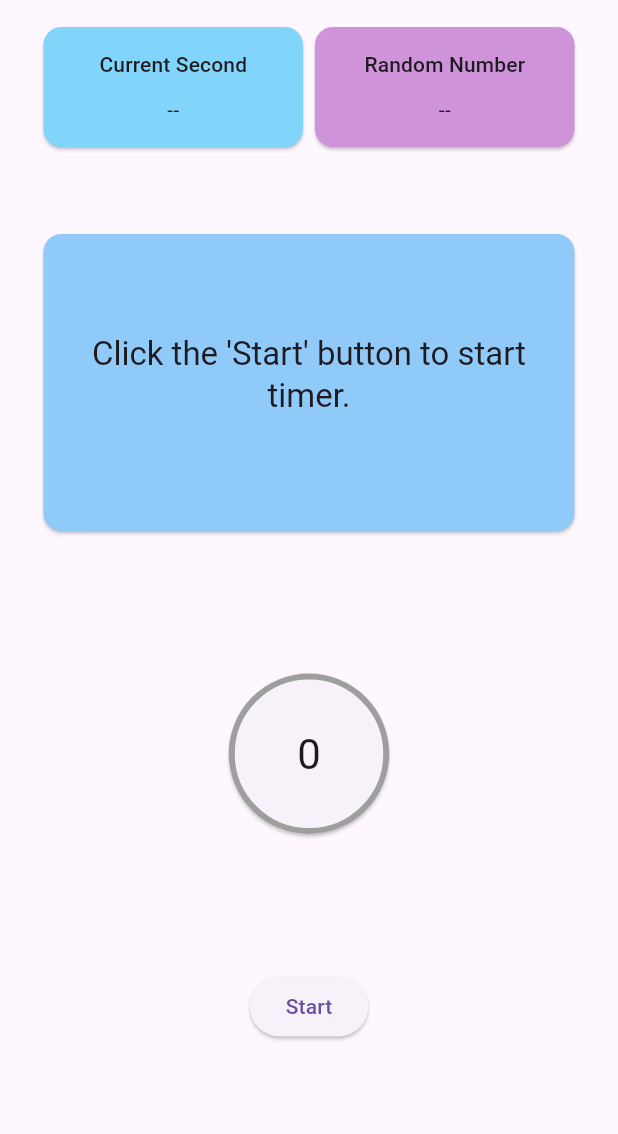
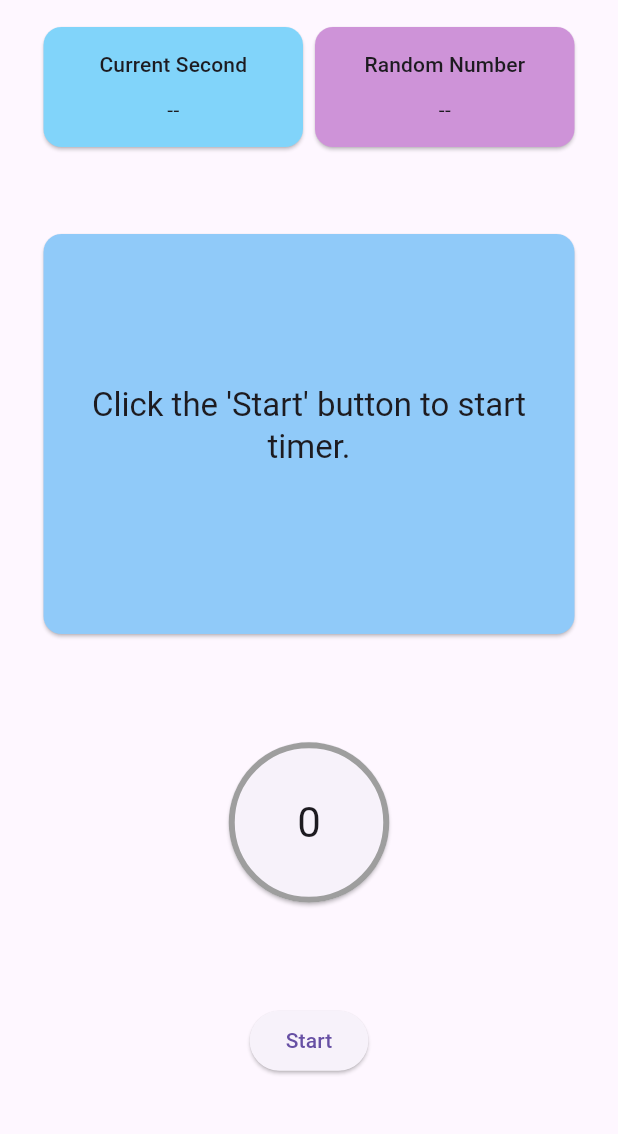
Before and after one commit to consciousmayank/kjbn_labs_codeing_problem_solution, a Flutter app: the screen it shows after launch, on a phone screen of 412 x 824 dp, the part 63-1197 px from its top. Run offline on Flutter 3.47's test engine with Material 3 defaults, Android fonts, the phone set to English and light mode, and no system bars; our stand-ins replace flutter_secure_storage, hive_flutter, stacked, stacked_services, stacked_shared; accounts and stored records are empty.

Commit message:
Updated UI so as to remove render-flow error in small screen android devices.

```diff
--- a/lib/ui/views/home/home_view.dart
+++ b/lib/ui/views/home/home_view.dart
@@ -54,11 +54,11 @@ class HomeView extends StackedView<HomeViewModel> {
               ),
               verticalSpaceLarge,
               SizedBox(
-                height: screenHeight(context)/4,
+                height: screenHeight(context)/3,
                 child: viewModel.isResultSuccessful != null ?
                 viewModel.isResultSuccessful!
                     ? const SuccessfulResultsWidget()
-                    : UnSuccessfulResultsWidget() : const HintWidget(),
+                    : const UnSuccessfulResultsWidget() : const HintWidget(),
               ),
               const Spacer(),
               // if(viewModel.appStatus == Status.start)
```
